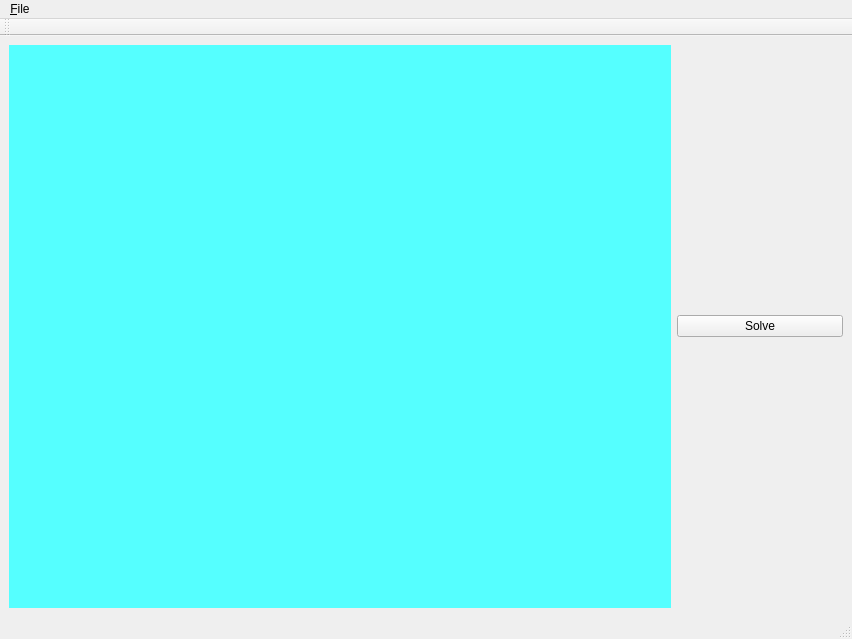
Above: gui/gui.ui from david-westreicher/alcazar before the change. Below: the same form after it.
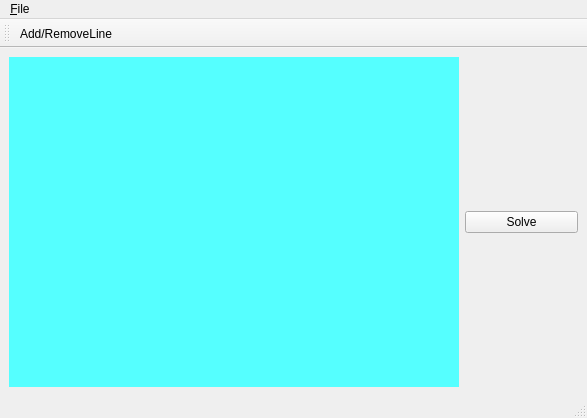
That is the form after the change. Icons and pictures are not drawn.

Patch:
```diff
--- a/gui/gui.ui
+++ b/gui/gui.ui
@@ -6,8 +6,8 @@
    <rect>
     <x>0</x>
     <y>0</y>
-    <width>852</width>
-    <height>639</height>
+    <width>587</width>
+    <height>418</height>
    </rect>
   </property>
   <property name="windowTitle">
@@ -50,7 +50,7 @@
     <rect>
      <x>0</x>
      <y>0</y>
-     <width>852</width>
+     <width>587</width>
      <height>25</height>
     </rect>
    </property>
@@ -71,14 +71,31 @@
     <enum>TopToolBarArea</enum>
    </attribute>
    <attribute name="toolBarBreak">
-    <bool>true</bool>
+    <bool>false</bool>
    </attribute>
+   <addaction name="actionAddRemoveLines"/>
   </widget>
   <action name="action_Open">
    <property name="text">
     <string>&amp;Open</string>
    </property>
   </action>
+  <action name="actionAddRemoveLines">
+   <property name="checkable">
+    <bool>true</bool>
+   </property>
+   <property name="icon">
+    <iconset resource="resources.qrc">
+     <normaloff>:/png/images/clear.png</normaloff>
+     <normalon>:/png/images/pen.png</normalon>:/png/images/clear.png</iconset>
+   </property>
+   <property name="text">
+    <string>Add/RemoveLine</string>
+   </property>
+   <property name="toolTip">
+    <string>Draw or remove lines of the gamefield</string>
+   </property>
+  </action>
  </widget>
  <resources/>
  <connections/>
```
Left out of the diff: 4 changed lines with no effect on the pictures.
